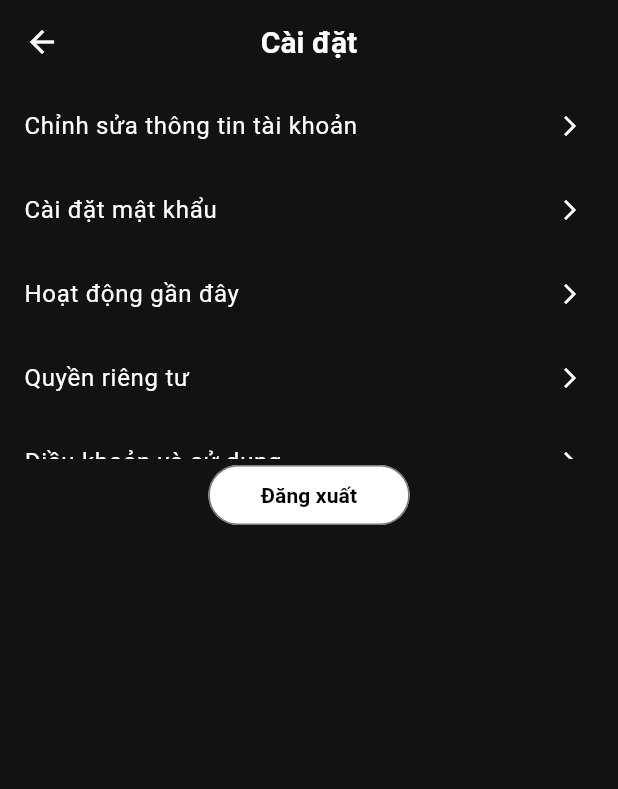
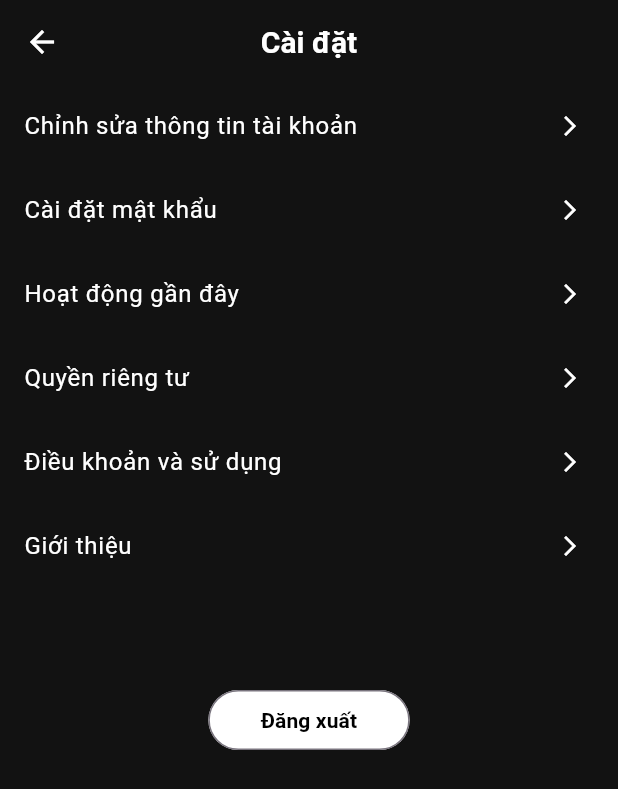
Before and after one commit to FiLongLaTui1584/Spotify_Clone, a Flutter app: the SettingsPage screen opened directly, on a phone screen of 412 x 824 dp. Shown: the top 789 px of the screen. Run offline on Flutter 3.47's test engine with Material 3 defaults, Android fonts, the light colour scheme and no system bars; our stand-ins replace image_picker, just_audio, palette_generator, sqflite; accounts and stored records are empty; statements that could not run were skipped.

```diff
--- a/test_do_an/lib/page/settings_page.dart
+++ b/test_do_an/lib/page/settings_page.dart
@@ -35,7 +35,7 @@ class SettingsPage extends StatelessWidget {
             ),
           ),
           Padding(
-            padding: const EdgeInsets.only(bottom: 470.0),
+            padding: const EdgeInsets.only(bottom: 320.0),
             child: OutlinedButton(
               style: OutlinedButton.styleFrom(
                 backgroundColor: Colors.white,
```
Also changed, not shown: test_do_an/assets/artist_avatars/Bruno Mars.png (added), test_do_an/assets/song_avatars/Cheating on you - Charlie Puth.png (added), test_do_an/assets/song_avatars/Left and Right - Charlie Puth.png (added), test_do_an/assets/song_avatars/Sao hạng A - HIEUTHUHAI.png (added), test_do_an/assets/song_avatars/See you again - Charlie Puth.png (added), test_do_an/assets/song_avatars/Taking to the moon - Bruno Mars.png (added), 9 other files.
